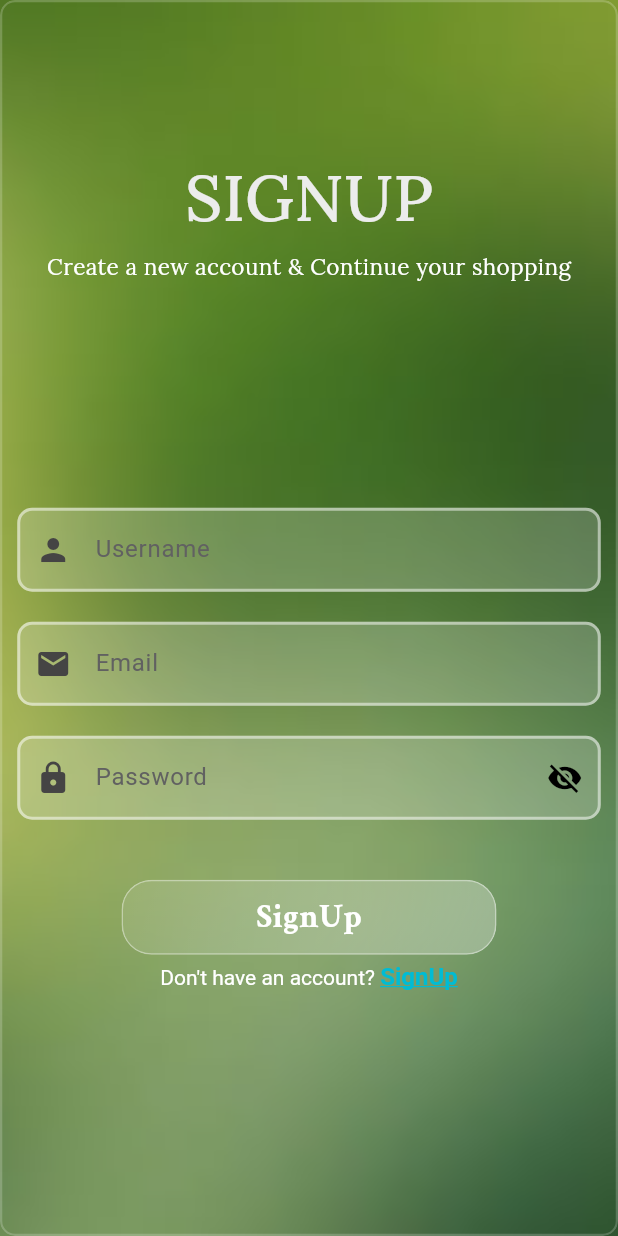
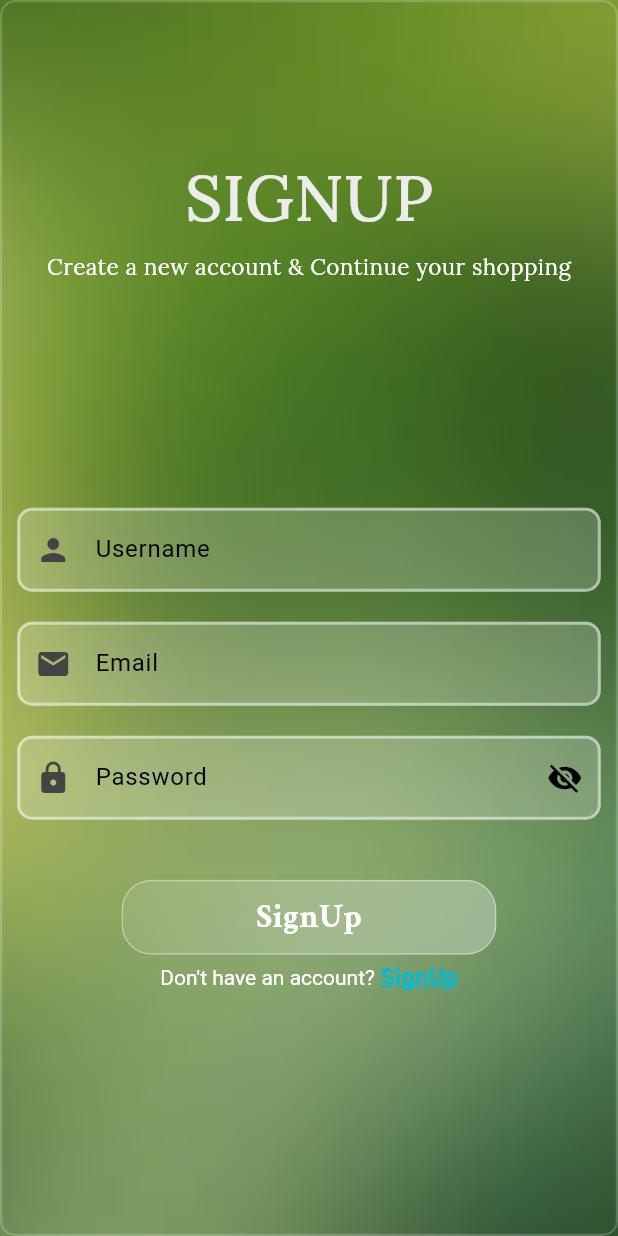
Before and after one commit to Risafekm/glassmorphism, a Flutter app: the SignUp screen opened directly with empty values, on a phone screen of 412 x 824 dp. Run offline on Flutter 3.47's test engine with Material 3 defaults, Android fonts, the phone set to English and light mode, and no system bars; drawn by our look-alikes of glass_kit; our stand-ins replace carousel_slider, cloud_firestore, firebase_auth, firebase_core, google_fonts, material_design_icons_flutter and 1 more; accounts and stored records are empty.

Commit message:
text updated

```diff
--- a/lib/presentation/auth/widgets/textarea.dart
+++ b/lib/presentation/auth/widgets/textarea.dart
@@ -34,12 +34,13 @@ class TextArea extends StatelessWidget {
         enabled: true,
         keyboardType: keyboardType,
         obscureText: obscureText,
+        style: TextStyle(color: Colors.white, fontSize: 16),
         decoration: InputDecoration(
           fillColor: Colors.white.withOpacity(.2),
           filled: true,
           label: Text(
             name.toString(),
-            style: TextStyle(color: Colors.grey.shade700),
+            style: TextStyle(color: Colors.black),
           ),
           border: OutlineInputBorder(
             borderRadius: BorderRadius.circular(10),
```
